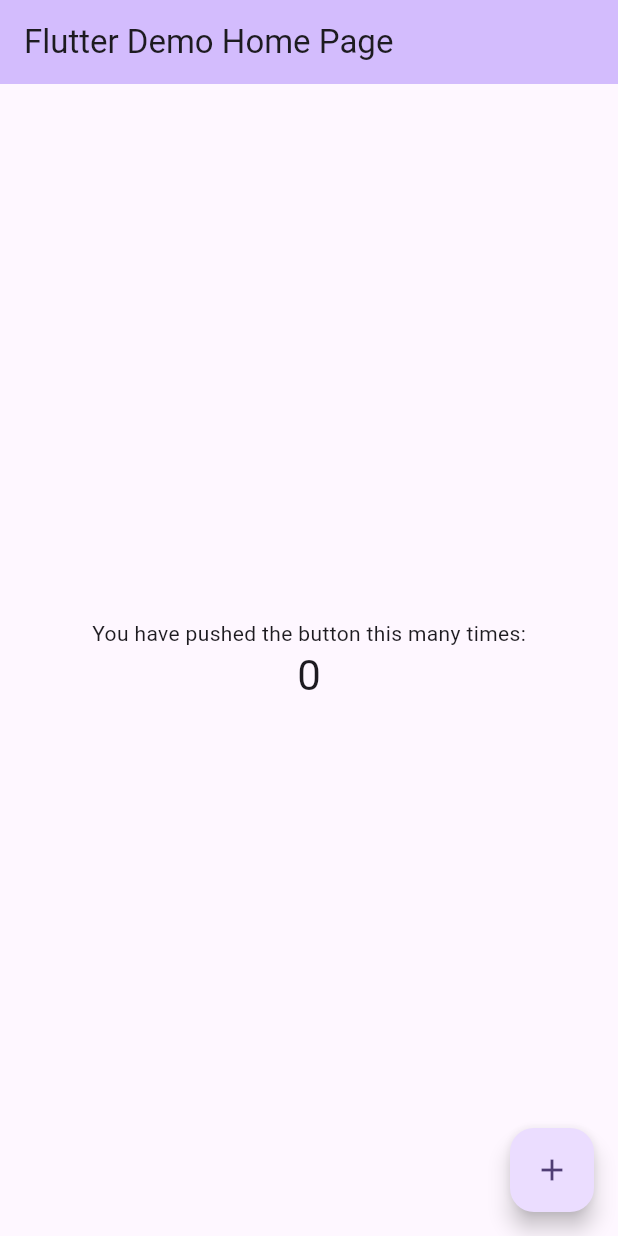
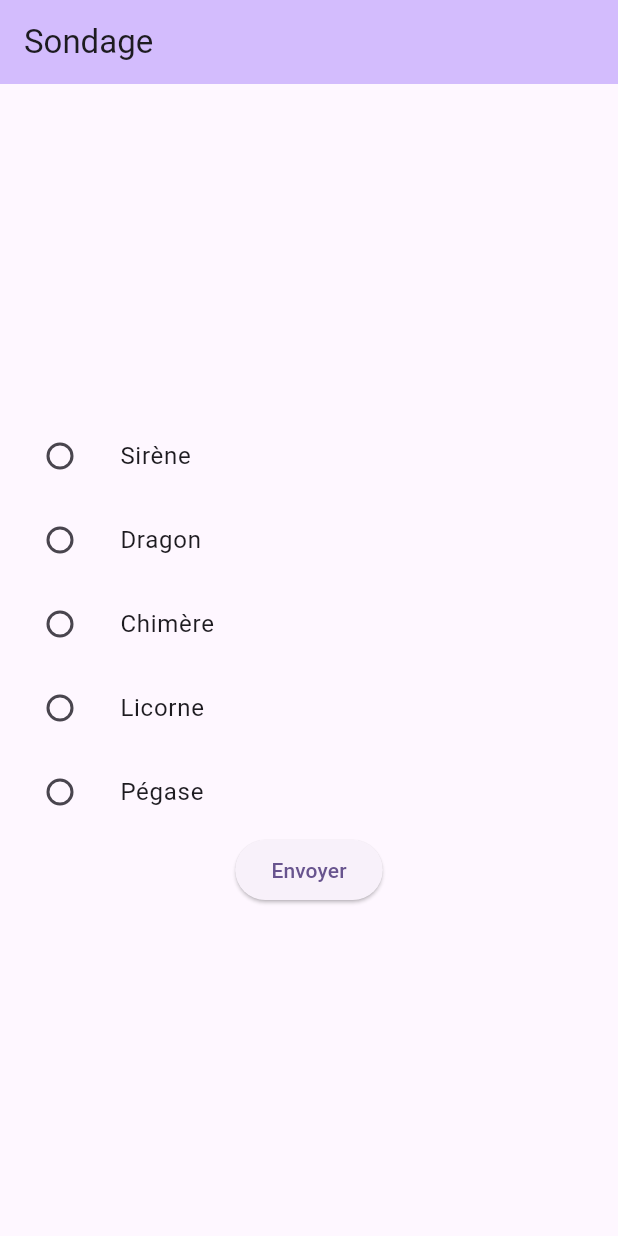
Before and after one commit to simbiss/applicationsondage, a Flutter app: the screen it shows after launch, on a phone screen of 412 x 824 dp. Run offline on Flutter 3.47's test engine with Material 3 defaults, Android fonts, the phone set to English and light mode, and no system bars; missing offline and left inert: dart:ffi.

Commit message:
page avec un choix de réponse dynamique

```diff
--- a/lib/main.dart
+++ b/lib/main.dart
@@ -1,3 +1,5 @@
+import 'dart:ffi';
+
 import 'package:flutter/material.dart';
 
 void main() {
@@ -13,40 +15,16 @@
     return MaterialApp(
       title: 'Flutter Demo',
       theme: ThemeData(
-        // This is the theme of your application.
-        //
-        // TRY THIS: Try running your application with "flutter run". You'll see
-        // the application has a purple toolbar. Then, without quitting the app,
-        // try changing the seedColor in the colorScheme below to Colors.green
-        // and then invoke "hot reload" (save your changes or press the "hot
-        // reload" button in a Flutter-supported IDE, or press "r" if you used
-        // the command line to start the app).
-        //
-        // Notice that the counter didn't reset back to zero; the application
-        // state is not lost during the reload. To reset the state, use hot
-        // restart instead.
-        //
-        // This works for code too, not just values: Most code changes can be
-        // tested with just a hot reload.
         colorScheme: ColorScheme.fromSeed(seedColor: Colors.deepPurple),
         useMaterial3: true,
       ),
-      home: const MyHomePage(title: 'Flutter Demo Home Page'),
+      home: const MyHomePage(title: 'Sondage'),
     );
   }
 }
 
 class MyHomePage extends StatefulWidget {
   const MyHomePage({super.key, required this.title});
-
-  // This widget is the home page of your application. It is stateful, meaning
-  // that it has a State object (defined below) that contains fields that affect
-  // how it looks.
-
-  // This class is the configuration for the state. It holds the values (in this
-  // case the title) provided by the parent (in this case the App widget) and
-  // used by the build method of the State. Fields in a Widget subclass are
-  // always marked "final".
 
   final String title;
 
@@ -56,70 +34,76 @@
 
 class _MyHomePageState extends State<MyHomePage> {
   int _counter = 0;
+  int? selectedOption;
+  GlobalKey<FormState> _formKey = GlobalKey<FormState>();
+  bool showError = false;
+  List<String> choix = ['Sirène', 'Dragon', 'Chimère', "Licorne", "Pégase"];
 
-  void _incrementCounter() {
-    setState(() {
-      // This call to setState tells the Flutter framework that something has
-      // changed in this State, which causes it to rerun the build method below
-      // so that the display can reflect the updated values. If we changed
-      // _counter without calling setState(), then the build method would not be
-      // called again, and so nothing would appear to happen.
-      _counter++;
-    });
-  }
+
 
   @override
   Widget build(BuildContext context) {
-    // This method is rerun every time setState is called, for instance as done
-    // by the _incrementCounter method above.
-    //
-    // The Flutter framework has been optimized to make rerunning build methods
-    // fast, so that you can just rebuild anything that needs updating rather
-    // than having to individually change instances of widgets.
     return Scaffold(
       appBar: AppBar(
-        // TRY THIS: Try changing the color here to a specific color (to
-        // Colors.amber, perhaps?) and trigger a hot reload to see the AppBar
-        // change color while the other colors stay the same.
         backgroundColor: Theme.of(context).colorScheme.inversePrimary,
-        // Here we take the value from the MyHomePage object that was created by
-        // the App.build method, and use it to set our appbar title.
         title: Text(widget.title),
       ),
       body: Center(
-        // Center is a layout widget. It takes a single child and positions it
-        // in the middle of the parent.
         child: Column(
-          // Column is also a layout widget. It takes a list of children and
-          // arranges them vertically. By default, it sizes itself to fit its
-          // children horizontally, and tries to be as tall as its parent.
-          //
-          // Column has various properties to control how it sizes itself and
-          // how it positions its children. Here we use mainAxisAlignment to
-          // center the children vertically; the main axis here is the vertical
-          // axis because Columns are vertical (the cross axis would be
-          // horizontal).
-          //
-          // TRY THIS: Invoke "debug painting" (choose the "Toggle Debug Paint"
-          // action in the IDE, or press "p" in the console), to see the
-          // wireframe for each widget.
           mainAxisAlignment: MainAxisAlignment.center,
           children: <Widget>[
-            const Text(
-              'You have pushed the button this many times:',
-            ),
-            Text(
-              '$_counter',
-              style: Theme.of(context).textTheme.headlineMedium,
+            Form(
+              key: _formKey,
+              child: Column(
+                children: [
+                  ListView.builder(
+                    scrollDirection: Axis.vertical,
+                    shrinkWrap: true,
+                    //deux colonnes précédentes pour que la taille soit définie
+                    itemCount: choix.length,
+                    itemBuilder: (BuildContext context, int index) {
+                      return ListTile(
+                        title: Text(choix[index]),
+                        leading: Radio<int>(
+                          value: index + 1,
+                          groupValue: selectedOption,
+                          onChanged: (int? value) {
+                            setState(() {
+                              selectedOption = value!;
+                              print('Choix: $selectedOption - '+ choix[selectedOption!-1]);
+                            });
+                          },
+                        ),
+                      );
+                    },
+                  ),
+
+                  ElevatedButton(
+                    onPressed: () {
+                      setState(() {
+                        if (selectedOption == null) {
+                          showError = true;
+                        } else {
+                          showError = false;
+                          // Validation successful, proceed with form submission
+                          print('Répondu avec succès, choix envoyé: $selectedOption - '+ choix[selectedOption!-1]);
+                        }
+                      });
+                    },
+                    child: Text('Envoyer'),
+                  ),
+                  if (showError)
+                    Text(
+                      'Veuillez choisir une option',
+                      style: TextStyle(color: Colors.red),
+                    ),
+                ],
+              ),
             ),
           ],
         ),
       ),
-      floatingActionButton: FloatingActionButton(
-        onPressed: _incrementCounter,
-        tooltip: 'Increment',
-        child: const Icon(Icons.add),
-      ), // This trailing comma makes auto-formatting nicer for build methods.
+      // This trailing comma makes auto-formatting nicer for build methods.
     );
   }
 }
```
